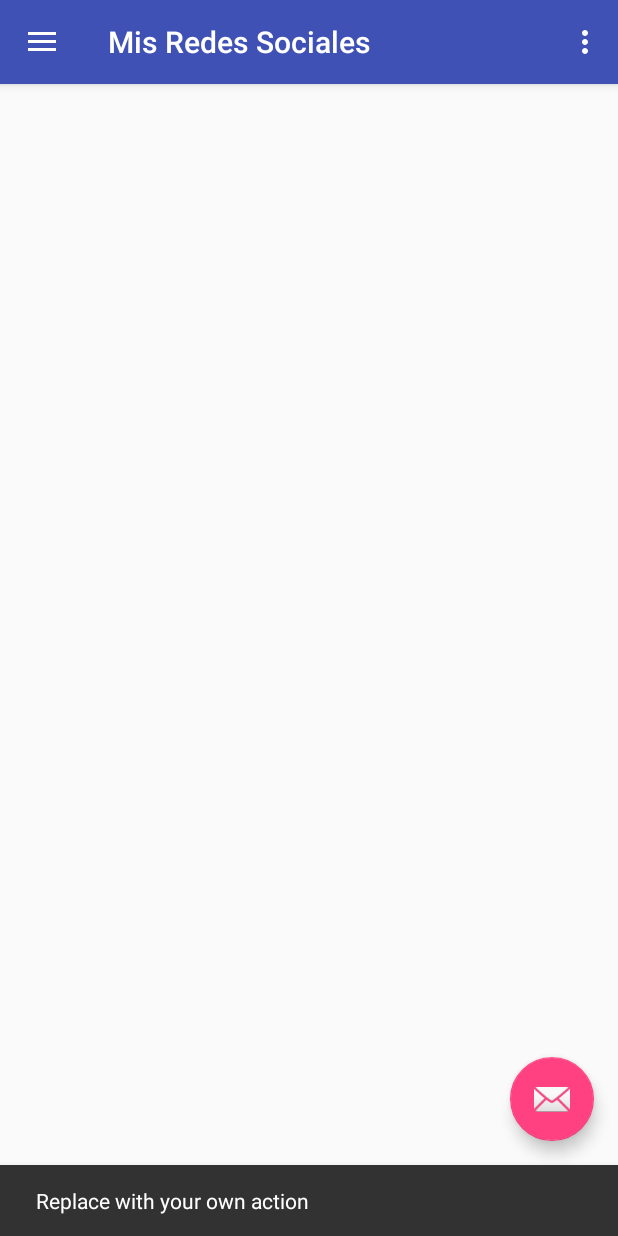
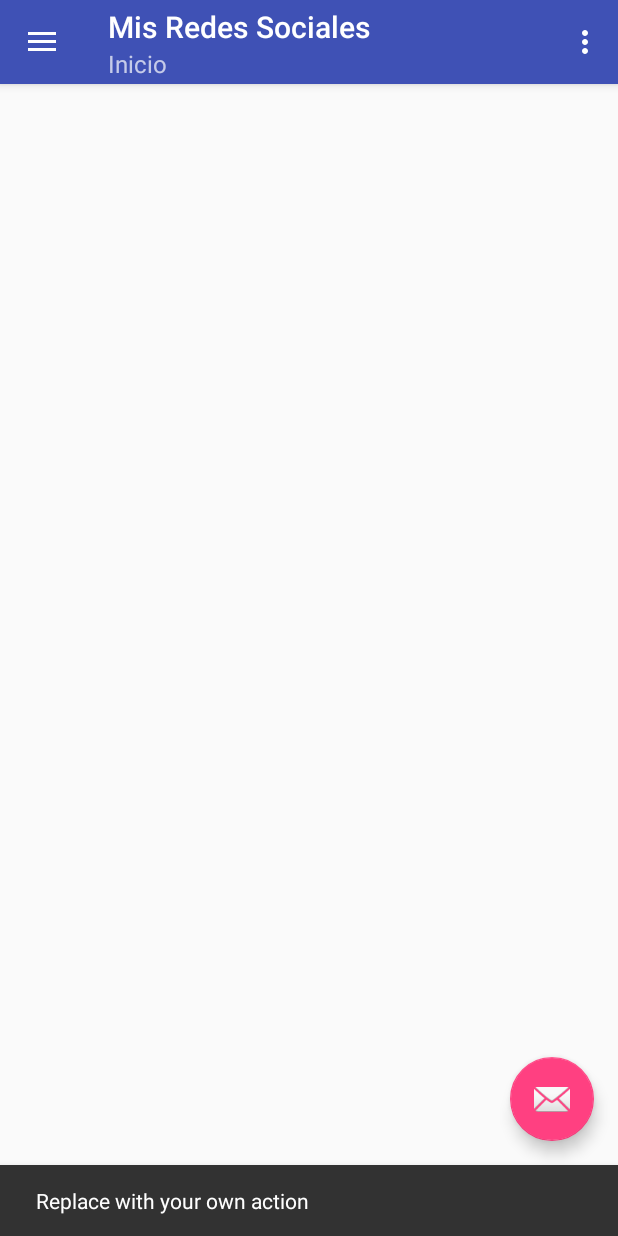
Before and after one commit to AlexisRoj/ActividadFinalUnidadCinco, an Android app: the screen it shows after launch (MainActivity), after a tap on an icon or button, on a phone screen of 412 x 824 dp. Run offline under Robolectric (Android 15) with nearby library versions, the phone set to English and light mode, and no system bars; 2 other taps on this screen came first.

Commit message:
Se carga con menus funcionando y los intent aplicados

```diff
--- a/app/src/main/java/com/innovagenesis/aplicaciones/android/activaidadfinalunidadcinco/MainActivity.java
+++ b/app/src/main/java/com/innovagenesis/aplicaciones/android/activaidadfinalunidadcinco/MainActivity.java
@@ -1,12 +1,14 @@
 package com.innovagenesis.aplicaciones.android.activaidadfinalunidadcinco;
 
+import android.annotation.SuppressLint;
+import android.content.Intent;
+import android.content.res.TypedArray;
+import android.net.Uri;
 import android.os.Bundle;
 import android.support.annotation.NonNull;
 import android.support.design.widget.FloatingActionButton;
+import android.support.design.widget.NavigationView;
 import android.support.design.widget.Snackbar;
-import android.view.SubMenu;
-import android.view.View;
-import android.support.design.widget.NavigationView;
 import android.support.v4.view.GravityCompat;
 import android.support.v4.widget.DrawerLayout;
 import android.support.v7.app.ActionBarDrawerToggle;
@@ -14,15 +16,21 @@ import android.support.v7.app.AppCompatActivity;
 import android.support.v7.widget.Toolbar;
 import android.view.Menu;
 import android.view.MenuItem;
+import android.view.SubMenu;
+import android.view.View;
 
 public class MainActivity extends AppCompatActivity
         implements NavigationView.OnNavigationItemSelectedListener {
+
+    private Toolbar toolbar;
+    private String[] etiquetaSubMenu;
 
     @Override
     protected void onCreate(Bundle savedInstanceState) {
         super.onCreate(savedInstanceState);
         setContentView(R.layout.activity_main);
-        Toolbar toolbar = (Toolbar) findViewById(R.id.toolbar);
+        toolbar = (Toolbar) findViewById(R.id.toolbar);
+
         setSupportActionBar(toolbar);
 
         FloatingActionButton fab = (FloatingActionButton) findViewById(R.id.fab);
@@ -59,12 +67,26 @@ public class MainActivity extends AppCompatActivity
         // Inflate the menu; this adds items to the action bar if it is present.
         getMenuInflater().inflate(R.menu.main, menu);
 
-        String [] etiquetaMenu = getResources().getStringArray(R.array.nombreMenu);
+        /** Traen las etiquetas e imagenes del subMenu*/
+        etiquetaSubMenu = getResources().getStringArray(R.array.nombreMenu);
+        @SuppressLint("Recycle")
+        TypedArray imgSubMenu = getResources().obtainTypedArray(R.array.nombreImgMenu);
+        String[] uriIntent = getResources().getStringArray(R.array.uriMenu);
 
+        Intent intent;
 
         SubMenu versionWeb = menu.addSubMenu(R.string.version_web);
 
+        for (int i = 0; i < etiquetaSubMenu.length - 1; i++) {
+            /** Agrega submenu, se envia uri a traves de un arreglo
+             * Se le suma uno a i para reutilizar arreglo de etiquetas*/
 
+            intent = new Intent(Intent.ACTION_VIEW, Uri.parse(uriIntent[i + 1]));
+
+            versionWeb.add(0, i + 1, i + 1, etiquetaSubMenu[i + 1])
+                    .setIcon(imgSubMenu.getResourceId(i + 1, 0))
+                    .setIntent(intent);
+        }
         return true;
     }
 
@@ -95,20 +117,31 @@ public class MainActivity extends AppCompatActivity
     public boolean onNavigationItemSelected(@NonNull MenuItem item) {
         // Handle navigation view item clicks here.
         int id = item.getItemId();
+        int positionArray = 0;
 
-        switch (id){
+
+        switch (id) {
             /** Selector de fragmentos del Drawer*/
             case R.id.nav_home:
+                positionArray = 0;
                 break;
             case R.id.nav_facebook:
+                positionArray = 1;
                 break;
             case R.id.nav_instagram:
+                positionArray = 2;
                 break;
             case R.id.nav_plus:
+                positionArray = 3;
                 break;
             case R.id.nav_tweeter:
+                positionArray = 4;
                 break;
         }
+
+        /** Cambia el titulo, subtitulo y color */
+        toolbar.setTitle(getString(R.string.app_name));
+        toolbar.setSubtitle(etiquetaSubMenu[positionArray]);
 
         DrawerLayout drawer = (DrawerLayout) findViewById(R.id.drawer_layout);
         drawer.closeDrawer(GravityCompat.START);
--- a/app/src/main/res/values/strings.xml
+++ b/app/src/main/res/values/strings.xml
@@ -10,17 +10,47 @@
      <string name="instragram">Instagram</string>
      <string name="google_plus">Google Plus</string>
      <string name="tweeter">Tweeter</string>
-     <string name="version_web">Versioón Web</string>
+     <string name="version_web">Versión Web</string>
      <string name="share">Compartir</string>
      <string name="configuracion">Confirguración</string>
 
 
-     <!--Lista de los menu-->
+     <!--Lista de los nombre de menu-->
+
      <string-array name="nombreMenu">
+         <item>Inicio</item>
          <item>Facebook</item>
          <item>Instagram</item>
-         <item>Google Plus!</item>
-         <item>Tweeter</item>
+         <item>Google Plus</item>
+         <item>Twitter</item>
      </string-array>
 
+     <array name="nombreImgMenu">
+         <item>@drawable/home</item>
+         <item>@drawable/facebook</item>
+         <item>@drawable/instagram</item>
+         <item>@drawable/plus</item>
+         <item>@drawable/tweeter</item>
+     </array>
+
+     <!-- Uri de los sitios del menu-->
+     <string-array name="uriMenu">
+         <item>blank/</item>
+         <item>https://www.facebook.com/</item>
+         <item>https://www.instagram.com</item>
+         <item>https://plus.google.com</item>
+         <item>https://twitter.com</item>
+     </string-array>
+
+     <!-- Colores Fragmentos / Categoria-->
+
+     <array name="colorToolbar">
+         <item>@color/colorToolBarHome</item>
+         <item>@color/colorToolBarFacebook</item>
+         <item>@color/colorToolBarInstangram</item>
+         <item>@color/colorToolBarPlus</item>
+         <item>@color/colorToolBarTwitter</item>
+
+     </array>
+
  </resources>
```
Also changed, not shown: app/src/main/res/values/colors.xml (+9 -0 lines), app/src/main/res/values/styles.xml (+11 -0 lines).
